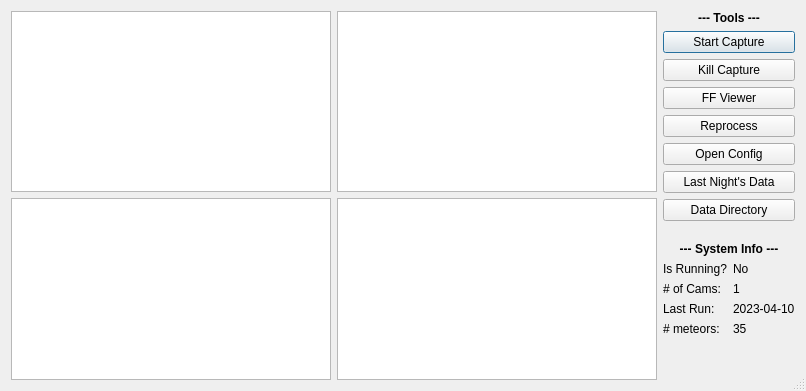
Before: the Qt Designer form RMSdashboard.ui in mjmazur/RMSdashboard, drawn with Qt 5.
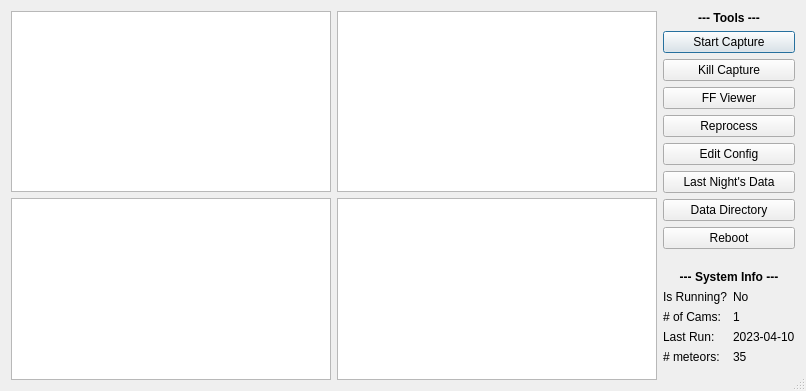
After: the same form once the commit is applied.

The edit to the form file:
```diff
--- a/RMSdashboard.ui
+++ b/RMSdashboard.ui
@@ -245,7 +245,7 @@
      <item>
       <widget class="QPushButton" name="pushButton_4">
        <property name="text">
-        <string>Open Config</string>
+        <string>Edit Config</string>
        </property>
       </widget>
      </item>
@@ -263,6 +263,16 @@
        </property>
       </widget>
      </item>
+     <item>
+      <widget class="QPushButton" name="reboot_btn">
+       <property name="text">
+        <string>Reboot</string>
+       </property>
+       <property name="flat">
+        <bool>false</bool>
+       </property>
+      </widget>
+     </item>
     </layout>
    </item>
    <item row="1" column="1">
```
Left out of the diff: 22 changed lines with no effect on the pictures.
